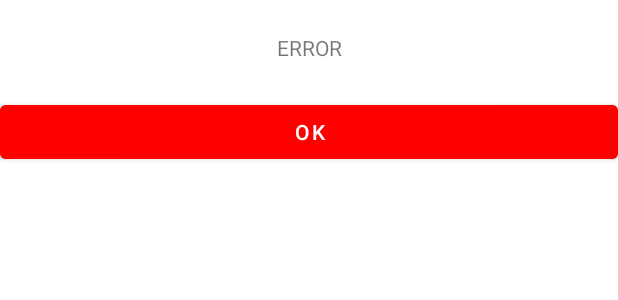
After one commit to Hiigaaran/somos-mas-app, an Android app: the layout window_loginerror.xml on its own in the app's theme, with its tools: preview values and no code run, on a phone screen of 412 x 824 dp. The commit adds this screen. Shown: the top 300 px of the screen. Run offline under Robolectric (Android 15) with nearby library versions, the phone set to English and light mode, and no system bars.

Commit message:
Avance Login y Dialog

```diff
--- a/app/src/main/java/com/example/somosmasapp/data/OngApiDatasource.kt
+++ b/app/src/main/java/com/example/somosmasapp/data/OngApiDatasource.kt
@@ -64,7 +64,7 @@ class OngApiDatasource {
                             callResponse.success,
                             callResponse.data,
                             callResponse.message,
-                            null
+                            callResponse.errors
                         )
                     )
                 } else {
--- a/app/src/main/java/com/example/somosmasapp/sharedPrefs/PREFERENCES.xml
+++ /dev/null
@@ -1,4 +0,0 @@
-<?xml version="1.0" encoding="utf-8"?>
-<map>
-
-</map>
--- /dev/null
+++ b/app/src/main/res/layout/window_loginerror.xml
@@ -0,0 +1,20 @@
+<?xml version="1.0" encoding="utf-8"?>
+<LinearLayout xmlns:android="http://schemas.android.com/apk/res/android"
+    android:layout_width="match_parent"
+    android:layout_height="match_parent"
+    android:orientation="vertical">
+
+    <TextView
+        android:id="@+id/LoginErrorMsg"
+        android:layout_width="match_parent"
+        android:layout_height="64dp"
+        android:gravity="center"
+        android:text="ERROR" />
+
+    <Button
+        android:id="@+id/okLoginBtn"
+        android:layout_width="match_parent"
+        android:layout_height="wrap_content"
+        android:backgroundTint="@color/red"
+        android:text="@string/ok_btn_placeholder_text" />
+</LinearLayout>
--- a/app/src/main/res/values/strings.xml
+++ b/app/src/main/res/values/strings.xml
@@ -9,4 +9,6 @@
     <string name="passwordconfirm">Repite la contraseña</string>
     <string name="signup_dialog_message">User was succesfully register</string>
     <string name="ok_btn_placeholder_text">OK</string>
+    <string name="loginOk">Inicio sesion exitoso</string>
+    <string name="preference_file_key">com.example.somosmasapp</string>
 </resources>
```
Also changed, not shown: app/src/main/java/com/example/somosmasapp/data/dto/Errors.kt (+4 -3 lines), app/src/main/java/com/example/somosmasapp/views/Login.kt (+32 -8 lines), app/src/main/java/com/example/somosmasapp/views/LoginViewModel.kt (+6 -13 lines).
